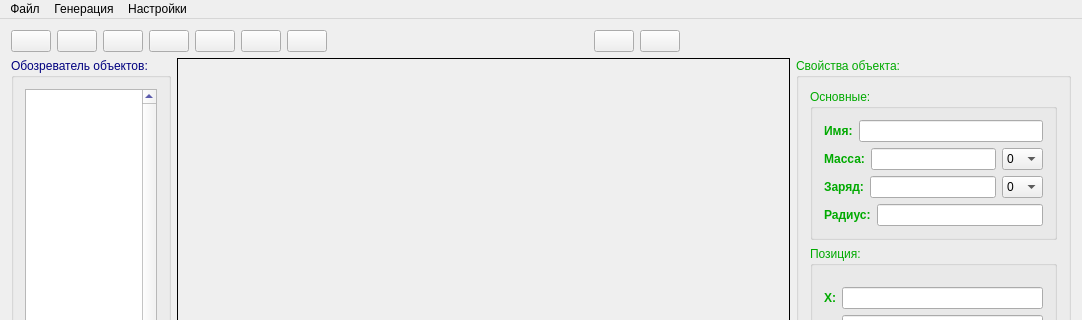
The window that mainwindow.ui (GRUB666/SPS---Simple-Physical-Simulator) describes before a commit, drawn with Qt 5; both pictures show x 0 to 1082 and y 0 to 320 of the 1082 by 767 pixel window.
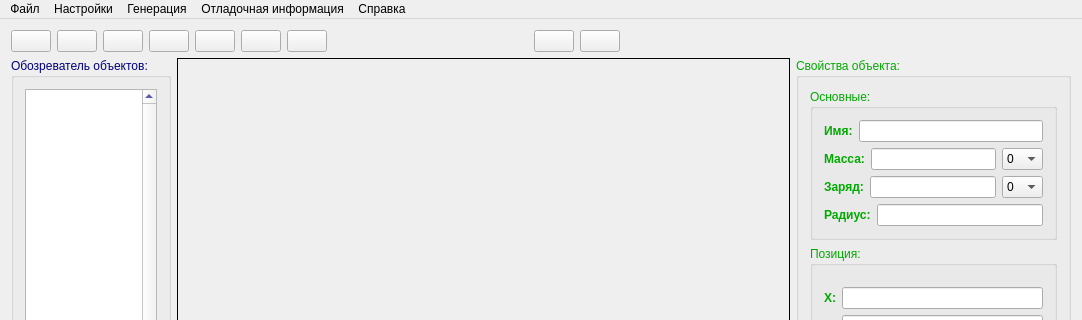
The same window after the commit. Custom widgets are drawn as their Qt base class.

The edit to the form file:
```diff
--- a/mainwindow.ui
+++ b/mainwindow.ui
@@ -20,7 +20,7 @@
       <item>
        <layout class="QHBoxLayout" name="horizontalLayout_2">
         <property name="rightMargin">
-         <number>130</number>
+         <number>250</number>
         </property>
         <item>
          <widget class="QPushButton" name="add_button">
@@ -1558,17 +1558,31 @@
    </widget>
    <widget class="QMenu" name="menu_2">
     <property name="title">
-     <string>Генерация</string>
-    </property>
-   </widget>
-   <widget class="QMenu" name="menu_3">
-    <property name="title">
      <string>Настройки</string>
     </property>
+    <addaction name="action_F11"/>
+    <addaction name="action_F11_2"/>
+   </widget>
+   <widget class="QMenu" name="menu_3">
+    <property name="title">
+     <string>Генерация</string>
+    </property>
+   </widget>
+   <widget class="QMenu" name="menu_4">
+    <property name="title">
+     <string>Отладочная информация</string>
+    </property>
+   </widget>
+   <widget class="QMenu" name="menu_5">
+    <property name="title">
+     <string>Справка</string>
+    </property>
    </widget>
    <addaction name="menu"/>
    <addaction name="menu_2"/>
    <addaction name="menu_3"/>
+   <addaction name="menu_4"/>
+   <addaction name="menu_5"/>
   </widget>
   <widget class="QStatusBar" name="statusBar"/>
  </widget>
```
Left out of the diff: 36 changed lines with no effect on the pictures.
